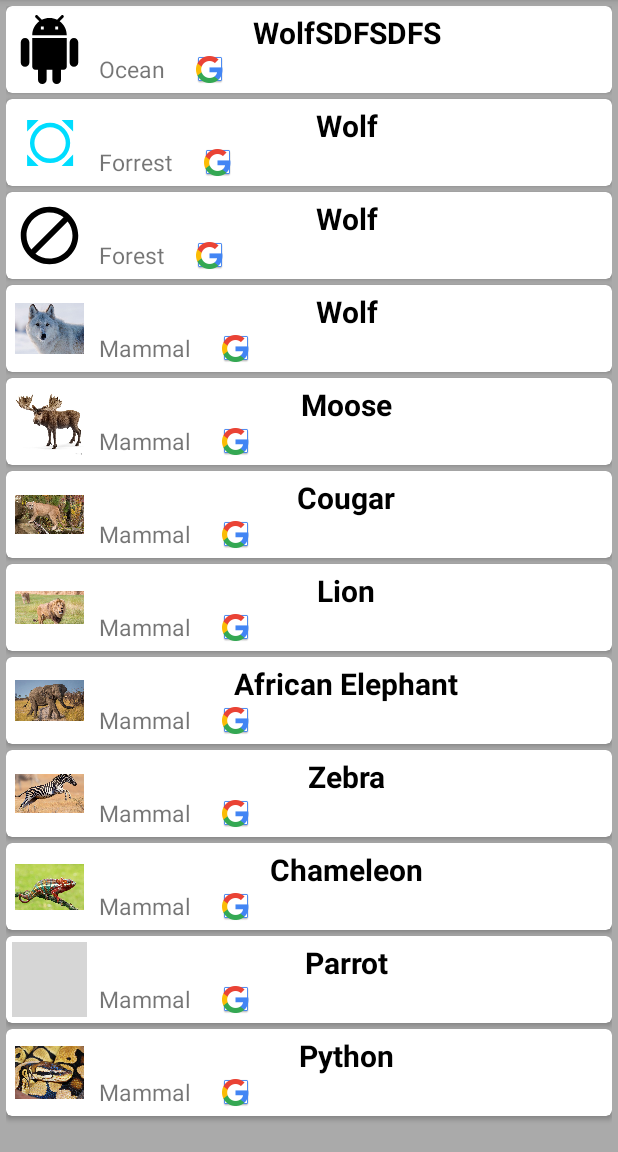
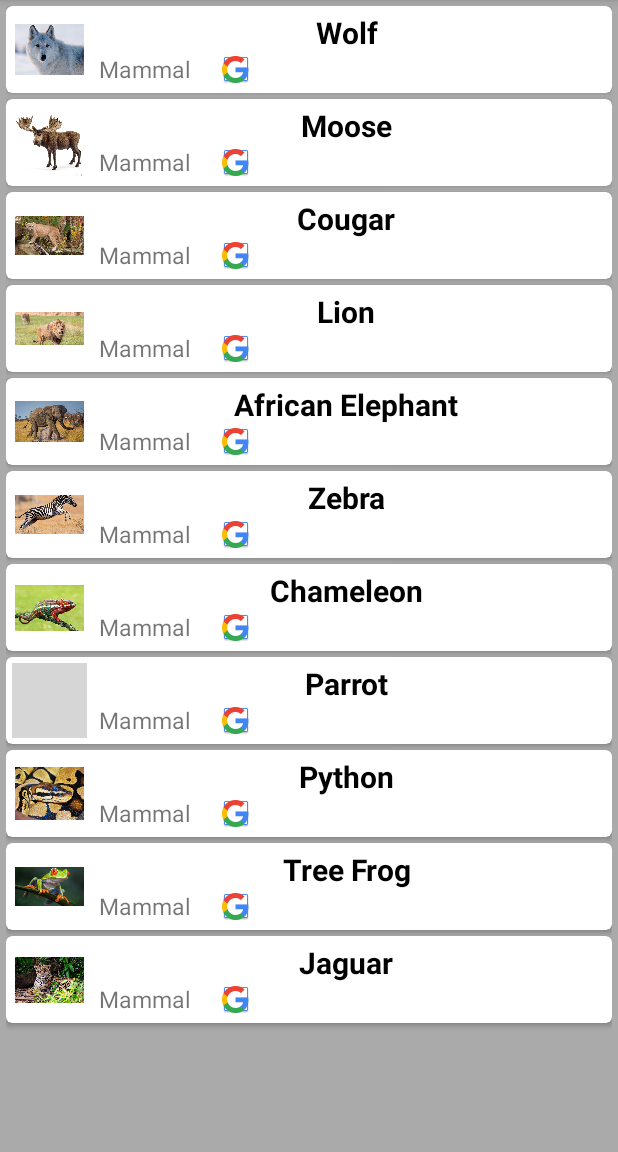
Before and after one commit to hosszualex/Montessori-Zoo, an Android app: the AnimalsList screen opened directly, with no data from a screen before it, on a phone screen of 412 x 824 dp, the part 84-1236 px from its top. Run offline under Robolectric (Android 15) with nearby library versions, the phone set to English and light mode, and no system bars; our stand-ins replace Firebase (no records; nobody signed in at launch, a user with empty details on screens opened directly); grey boxes are pictures that could not be loaded.

Commit message:
Added some animals, cleaned the code a bit.

```diff
--- a/app/src/main/java/com/example/montessorizoo/AnimalsList.java
+++ b/app/src/main/java/com/example/montessorizoo/AnimalsList.java
@@ -67,6 +67,39 @@ public class AnimalsList extends AppCompatActivity {
         info.putExtra("SOUND", animalList.get(p).getmAudioFile());
     }
 
+    public void addToListNorthAmerica (){
+        animalList.add(new Animal_item(R.drawable.wolf, "Wolf", "Mammal", "Meat", "They hunt in packs",R.drawable.wolf_map, "The wolf (Canis lupus), also known as the gray/grey wolf, timber wolf, or tundra wolf, is a canine native to the wilderness and remote areas of Eurasia and North America. It i",
+                "wolf_sound", "North America"));
+        animalList.add(new Animal_item(R.drawable.moose, "Moose", "Mammal", "Meat", "They hunt in packs",R.drawable.wolf_map, "The wolf (Canis lupus), also known as the gray/grey wolf, timber wolf, or tundra wolf, is a canine native to the wilderness and remote areas of Eurasia and North America. It i",
+                "wolf_sound", "North America"));
+        animalList.add(new Animal_item(R.drawable.cougar, "Cougar", "Mammal", "Meat", "They hunt in packs",R.drawable.wolf_map, "The wolf (Canis lupus), also known as the gray/grey wolf, timber wolf, or tundra wolf, is a canine native to the wilderness and remote areas of Eurasia and North America. It i",
+                "wolf_sound", "North America"));
+
+    }
+
+    public void addToListAfrica(){
+        animalList.add(new Animal_item(R.drawable.lion, "Lion", "Mammal", "Meat", "They hunt in packs",R.drawable.wolf_map, "The wolf (Canis lupus), also known as the gray/grey wolf, timber wolf, or tundra wolf, is a canine native to the wilderness and remote areas of Eurasia and North America. It i",
+                "wolf_sound", "Africa"));
+        animalList.add(new Animal_item(R.drawable.african_elephant, "African Elephant", "Mammal", "Meat", "They hunt in packs",R.drawable.wolf_map, "The wolf (Canis lupus), also known as the gray/grey wolf, timber wolf, or tundra wolf, is a canine native to the wilderness and remote areas of Eurasia and North America. It i",
+                "wolf_sound", "Africa"));
+        animalList.add(new Animal_item(R.drawable.zebra, "Zebra", "Mammal", "Meat", "They hunt in packs",R.drawable.wolf_map, "The wolf (Canis lupus), also known as the gray/grey wolf, timber wolf, or tundra wolf, is a canine native to the wilderness and remote areas of Eurasia and North America. It i",
+                "wolf_sound", "Africa"));
+
+    }
+
+    public void addToListJungle(){
+        animalList.add(new Animal_item(R.drawable.chameleon, "Chameleon", "Mammal", "Meat", "They hunt in packs",R.drawable.wolf_map, "The wolf (Canis lupus), also known as the gray/grey wolf, timber wolf, or tundra wolf, is a canine native to the wilderness and remote areas of Eurasia and North America. It i",
+                "wolf_sound", "Jungle"));
+        animalList.add(new Animal_item(R.drawable.parrot, "Parrot", "Mammal", "Meat", "They hunt in packs",R.drawable.wolf_map, "The wolf (Canis lupus), also known as the gray/grey wolf, timber wolf, or tundra wolf, is a canine native to the wilderness and remote areas of Eurasia and North America. It i",
+                "wolf_sound", "Jungle"));
+        animalList.add(new Animal_item(R.drawable.python, "Python", "Mammal", "Meat", "They hunt in packs",R.drawable.wolf_map, "The wolf (Canis lupus), also known as the gray/grey wolf, timber wolf, or tundra wolf, is a canine native to the wilderness and remote areas of Eurasia and North America. It i",
+                "wolf_sound", "Jungle"));
+        animalList.add(new Animal_item(R.drawable.tree_frog, "Tree Frog", "Mammal", "Meat", "They hunt in packs",R.drawable.wolf_map, "The wolf (Canis lupus), also known as the gray/grey wolf, timber wolf, or tundra wolf, is a canine native to the wilderness and remote areas of Eurasia and North America. It i",
+                "wolf_sound", "Jungle"));
+        animalList.add(new Animal_item(R.drawable.jaguar, "Jaguar", "Mammal", "Meat", "They hunt in packs",R.drawable.wolf_map, "The wolf (Canis lupus), also known as the gray/grey wolf, timber wolf, or tundra wolf, is a canine native to the wilderness and remote areas of Eurasia and North America. It i",
+                "wolf_sound", "Jungle"));
+    }
+
     public static String getFilter(){
         return region_selected;
     }
@@ -78,34 +111,9 @@ public class AnimalsList extends AppCompatActivity {
         super.onCreate(savedInstanceState);
         setContentView(R.layout.activity_animals_list);
 
-        animalList.add(new Animal_item(R.drawable.ic_android, "WolfSDFSDFS", "Ocean", "Meat", "They hunt in packs", R.drawable.ic_all_out,
-                "The wolf (Canis lupus), also known as the gray/grey wolf, timber wolf, or tundra wolf, is a canine native to the wilderness and remote areas of Eurasia and North America. It is the largest extant member of its family, with males averaging 43–45 kg (95–99 lb) and females 36–38.5 kg (79–85 lb). It is distinguished from other Canis species by its larger size and less pointed features, particularly on the ears and muzzle. Its winter fur is long and bushy and predominantly a mottled gray in color, although nearly pure white, red and brown to black also occur. Mammal Species of the World (3rd ed., 2005), a standard reference work in zoology, recognises 38 subspecies of C. lupus.",
-                "wolf_sound","Ocean"));
-        animalList.add(new Animal_item(R.drawable.ic_all_out, "Wolf", "Forrest", "Meat", "They hunt in packs",R.drawable.ic_android,
-"The wolf (Canis lupus), also known as the gray/grey wolf, timber wolf, or tundra wolf, is a canine native to the wilderness and remote areas of Eurasia and North America. It is the largest extant member of its family, with males averaging 43–45 kg (95–99 lb) and females 36–38.5 kg (79–85 lb). It is distinguished from other Canis species by its larger size and less pointed features, particularly on the ears and muzzle. Its winter fur is long and bushy and predominantly a mottled gray in color, although nearly pure white, red and brown to black also occur. Mammal Species of the World (3rd ed., 2005), a standard reference work in zoology, recognises 38 subspecies of C. lupus.",
-                "cow_sound","North America"));
-        animalList.add(new Animal_item(R.drawable.ic_block, "Wolf", "Forest", "Meat", "They hunt in packs",R.drawable.ic_all_out,
-"The wolf (Canis lupus), also known as the gray/grey wolf, timber wolf, or tundra wolf, is a canine native to the wilderness and remote areas of Eurasia and North America. It is the largest extant member of its family, with males averaging 43–45 kg (95–99 lb) and females 36–38.5 kg (79–85 lb). It is distinguished from other Canis species by its larger size and less pointed features, particularly on the ears and muzzle. Its winter fur is long and bushy and predominantly a mottled gray in color, although nearly pure white, red and brown to black also occur. Mammal Species of the World (3rd ed., 2005), a standard reference work in zoology, recognises 38 subspecies of C. lupus.",
-                "wolf_sound", "Forest"));
-        animalList.add(new Animal_item(R.drawable.wolf, "Wolf", "Mammal", "Meat", "They hunt in packs",R.drawable.wolf_map, "The wolf (Canis lupus), also known as the gray/grey wolf, timber wolf, or tundra wolf, is a canine native to the wilderness and remote areas of Eurasia and North America. It i",
-                "wolf_sound", "North America"));
-        animalList.add(new Animal_item(R.drawable.moose, "Moose", "Mammal", "Meat", "They hunt in packs",R.drawable.wolf_map, "The wolf (Canis lupus), also known as the gray/grey wolf, timber wolf, or tundra wolf, is a canine native to the wilderness and remote areas of Eurasia and North America. It i",
-                "wolf_sound", "North America"));
-        animalList.add(new Animal_item(R.drawable.cougar, "Cougar", "Mammal", "Meat", "They hunt in packs",R.drawable.wolf_map, "The wolf (Canis lupus), also known as the gray/grey wolf, timber wolf, or tundra wolf, is a canine native to the wilderness and remote areas of Eurasia and North America. It i",
-                "wolf_sound", "North America"));
-        animalList.add(new Animal_item(R.drawable.lion, "Lion", "Mammal", "Meat", "They hunt in packs",R.drawable.wolf_map, "The wolf (Canis lupus), also known as the gray/grey wolf, timber wolf, or tundra wolf, is a canine native to the wilderness and remote areas of Eurasia and North America. It i",
-                "wolf_sound", "Africa"));
-        animalList.add(new Animal_item(R.drawable.african_elephant, "African Elephant", "Mammal", "Meat", "They hunt in packs",R.drawable.wolf_map, "The wolf (Canis lupus), also known as the gray/grey wolf, timber wolf, or tundra wolf, is a canine native to the wilderness and remote areas of Eurasia and North America. It i",
-                "wolf_sound", "Africa"));
-        animalList.add(new Animal_item(R.drawable.zebra, "Zebra", "Mammal", "Meat", "They hunt in packs",R.drawable.wolf_map, "The wolf (Canis lupus), also known as the gray/grey wolf, timber wolf, or tundra wolf, is a canine native to the wilderness and remote areas of Eurasia and North America. It i",
-                "wolf_sound", "Africa"));
-        animalList.add(new Animal_item(R.drawable.chameleon, "Chameleon", "Mammal", "Meat", "They hunt in packs",R.drawable.wolf_map, "The wolf (Canis lupus), also known as the gray/grey wolf, timber wolf, or tundra wolf, is a canine native to the wilderness and remote areas of Eurasia and North America. It i",
-                "wolf_sound", "Jungle"));
-        animalList.add(new Animal_item(R.drawable.parrot, "Parrot", "Mammal", "Meat", "They hunt in packs",R.drawable.wolf_map, "The wolf (Canis lupus), also known as the gray/grey wolf, timber wolf, or tundra wolf, is a canine native to the wilderness and remote areas of Eurasia and North America. It i",
-                "wolf_sound", "Jungle"));
-        animalList.add(new Animal_item(R.drawable.python, "Python", "Mammal", "Meat", "They hunt in packs",R.drawable.wolf_map, "The wolf (Canis lupus), also known as the gray/grey wolf, timber wolf, or tundra wolf, is a canine native to the wilderness and remote areas of Eurasia and North America. It i",
-                "wolf_sound", "Jungle"));
-
+        addToListNorthAmerica();
+        addToListAfrica();
+        addToListJungle();
 
         //get the filter
         Intent iFilter = getIntent();
@@ -133,7 +141,7 @@ public class AnimalsList extends AppCompatActivity {
             }
             else
                 if(viewType == 2){
-                    mRecyclerView.setLayoutManager(new GridLayoutManager(this,2));
+                    mRecyclerView.setLayoutManager(new GridLayoutManager(this,1));
                     //menu.getItem(1).setIcon(ContextCompat.getDrawable(this, R.drawable.ic_cardlayout));
                 }
 
@@ -231,7 +239,7 @@ public class AnimalsList extends AppCompatActivity {
                 {
                     AnimalAdapter mAdapter_change;
                     mAdapter_change = new AnimalAdapter(animalList);
-                    mRecyclerView.setLayoutManager(new GridLayoutManager(this,2));
+                    mRecyclerView.setLayoutManager(new GridLayoutManager(this,1));
                     mRecyclerView.setAdapter(mAdapter_change);
                     viewType = 2;
                     mAdapter_change.setOnItemClickListener(new AnimalAdapter.OnItemClickListener() { //clicking the item
--- a/app/src/main/res/layout/animal_item_grid.xml
+++ b/app/src/main/res/layout/animal_item_grid.xml
@@ -1,7 +1,7 @@
 <?xml version="1.0" encoding="utf-8"?>
 <android.support.v7.widget.CardView xmlns:android="http://schemas.android.com/apk/res/android"
-    android:layout_width="195dp"
-    android:layout_height="200dp"
+    android:layout_width="match_parent"
+    android:layout_height="300dp"
     xmlns:cardview="http://schemas.android.com/apk/res-auto"
     android:layout_margin="5dp"
     cardview:cardCornerRadius="4dp"
```
Also changed, not shown: app/src/main/res/drawable/jaguar.png (added), app/src/main/res/drawable/tree_frog.png (added).
